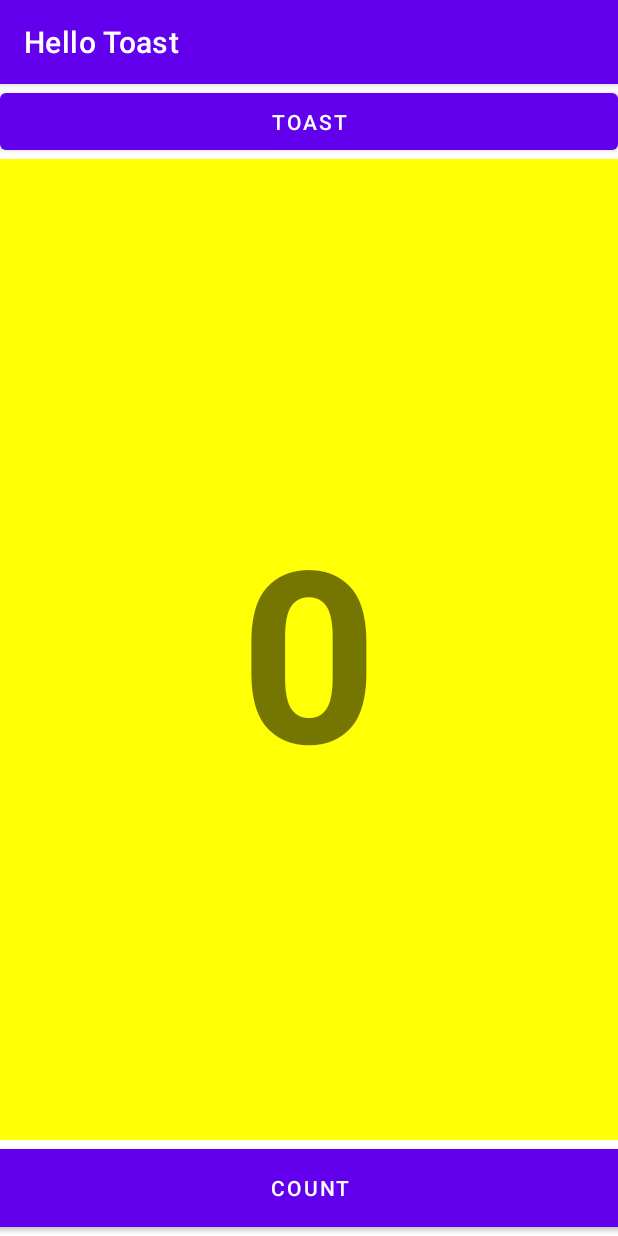
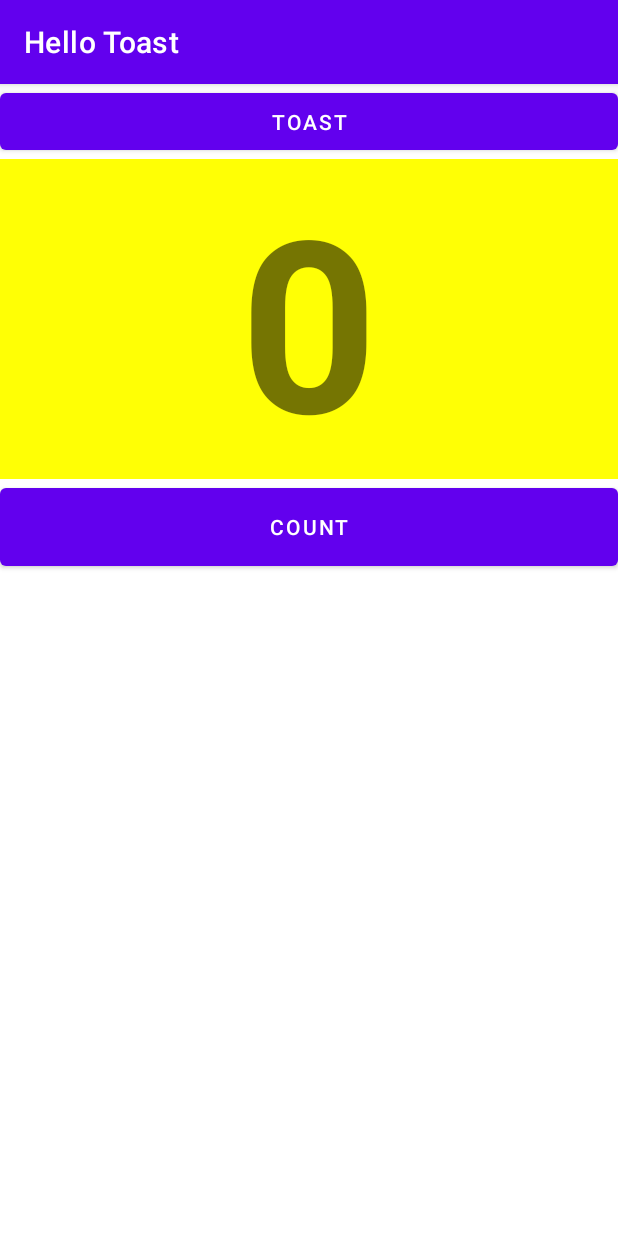
Before and after one commit to tj3407/AndroidStudioProjects, an Android app: the screen it shows after launch (MainActivity), on a phone screen of 412 x 824 dp. Run offline under Robolectric (Android 15) with nearby library versions, the phone set to English and light mode, and no system bars.

Commit message:
Use LinearLayout and RelativeLayout

```diff
--- /dev/null
+++ b/HelloToast/app/src/main/res/layout-land/activity_main.xml
@@ -0,0 +1,46 @@
+<?xml version="1.0" encoding="utf-8"?>
+<androidx.constraintlayout.widget.ConstraintLayout xmlns:android="http://schemas.android.com/apk/res/android"
+    xmlns:app="http://schemas.android.com/apk/res-auto"
+    xmlns:tools="http://schemas.android.com/tools"
+    android:layout_width="match_parent"
+    android:layout_height="match_parent"
+    android:background="@android:color/primary_text_dark"
+    tools:context=".MainActivity">
+
+    <Button
+        android:id="@+id/button_toast"
+        android:layout_width="0dp"
+        android:layout_height="50dp"
+        android:text="@string/button_label_toast"
+        app:layout_constraintEnd_toEndOf="parent"
+        app:layout_constraintStart_toStartOf="parent"
+        app:layout_constraintTop_toTopOf="parent"
+        android:onClick="showToast"/>
+
+    <Button
+        android:id="@+id/button_count"
+        android:layout_width="0dp"
+        android:layout_height="64dp"
+        android:layout_marginBottom="4dp"
+        android:onClick="countUp"
+        android:text="@string/button_label_count"
+        app:layout_constraintBottom_toBottomOf="parent"
+        app:layout_constraintEnd_toEndOf="parent"
+        app:layout_constraintHorizontal_bias="0.974"
+        app:layout_constraintStart_toStartOf="parent" />
+
+    <TextView
+        android:id="@+id/show_count"
+        android:layout_width="0dp"
+        android:layout_height="0dp"
+        android:background="#FFFF05"
+        android:gravity="center_horizontal|center_vertical"
+        android:text="@string/count_initial_value"
+        android:textSize="120sp"
+        android:textStyle="bold"
+        app:layout_constraintBottom_toTopOf="@+id/button_count"
+        app:layout_constraintEnd_toEndOf="parent"
+        app:layout_constraintStart_toStartOf="parent"
+        app:layout_constraintTop_toBottomOf="@+id/button_toast" />
+
+</androidx.constraintlayout.widget.ConstraintLayout>
--- /dev/null
+++ b/HelloToast/app/src/main/res/layout-sw600dp/activity_main.xml
@@ -0,0 +1,49 @@
+<?xml version="1.0" encoding="utf-8"?>
+<androidx.constraintlayout.widget.ConstraintLayout xmlns:android="http://schemas.android.com/apk/res/android"
+    xmlns:app="http://schemas.android.com/apk/res-auto"
+    xmlns:tools="http://schemas.android.com/tools"
+    android:layout_width="match_parent"
+    android:layout_height="match_parent"
+    android:background="@android:color/primary_text_dark"
+    tools:context=".MainActivity">
+
+    <Button
+        android:id="@+id/button_toast"
+        android:layout_width="478dp"
+        android:layout_height="wrap_content"
+        android:layout_marginStart="176dp"
+        android:layout_marginLeft="176dp"
+        android:onClick="showToast"
+        android:text="@string/button_label_toast"
+        android:textSize="60sp"
+        app:layout_constraintStart_toStartOf="parent"
+        tools:layout_editor_absoluteY="6dp" />
+
+    <Button
+        android:id="@+id/button_count"
+        android:layout_width="479dp"
+        android:layout_height="0dp"
+        android:onClick="countUp"
+        android:text="@string/button_label_count"
+        android:textSize="60sp"
+        app:layout_constraintEnd_toEndOf="parent"
+        app:layout_constraintHorizontal_bias="1.0"
+        app:layout_constraintStart_toEndOf="@+id/button_toast"
+        app:layout_constraintStart_toStartOf="parent"
+        tools:layout_editor_absoluteY="16dp" />
+
+    <TextView
+        android:id="@+id/show_count"
+        android:layout_width="0dp"
+        android:layout_height="0dp"
+        android:background="#FFFF05"
+        android:gravity="center_horizontal|center_vertical"
+        android:text="@string/count_initial_value"
+        android:textSize="120sp"
+        android:textStyle="bold"
+        app:layout_constraintBottom_toBottomOf="parent"
+        app:layout_constraintEnd_toEndOf="parent"
+        app:layout_constraintStart_toStartOf="parent"
+        app:layout_constraintTop_toBottomOf="@+id/button_toast" />
+
+</androidx.constraintlayout.widget.ConstraintLayout>
--- a/HelloToast/app/src/main/res/layout/activity_main.xml
+++ b/HelloToast/app/src/main/res/layout/activity_main.xml
@@ -1,44 +1,40 @@
 <?xml version="1.0" encoding="utf-8"?>
-<androidx.constraintlayout.widget.ConstraintLayout xmlns:android="http://schemas.android.com/apk/res/android"
+<RelativeLayout xmlns:android="http://schemas.android.com/apk/res/android"
     xmlns:app="http://schemas.android.com/apk/res-auto"
     xmlns:tools="http://schemas.android.com/tools"
     android:layout_width="match_parent"
     android:layout_height="match_parent"
     android:background="@android:color/primary_text_dark"
+    android:orientation="vertical"
     tools:context=".MainActivity">
 
     <Button
         android:id="@+id/button_toast"
-        android:layout_width="0dp"
+        android:layout_width="match_parent"
         android:layout_height="50dp"
-        android:text="@string/button_label_toast"
-        app:layout_constraintEnd_toEndOf="parent"
-        app:layout_constraintStart_toStartOf="parent"
-        app:layout_constraintTop_toTopOf="parent"
-        android:onClick="showToast"/>
-
-    <Button
-        android:id="@+id/button_count"
-        android:layout_width="457dp"
-        android:layout_height="64dp"
-        android:text="@string/button_label_count"
-        app:layout_constraintBottom_toBottomOf="parent"
-        app:layout_constraintEnd_toEndOf="parent"
-        app:layout_constraintStart_toStartOf="parent"
-        android:onClick="countUp"/>
+        android:onClick="showToast"
+        android:text="@string/button_label_toast" />
 
     <TextView
         android:id="@+id/show_count"
-        android:layout_width="0dp"
-        android:layout_height="0dp"
+        android:layout_width="match_parent"
+        android:layout_height="wrap_content"
         android:background="#FFFF05"
         android:gravity="center_horizontal|center_vertical"
         android:text="@string/count_initial_value"
         android:textSize="160sp"
-        android:textStyle="bold"
-        app:layout_constraintBottom_toTopOf="@+id/button_count"
-        app:layout_constraintEnd_toEndOf="parent"
-        app:layout_constraintStart_toStartOf="parent"
-        app:layout_constraintTop_toBottomOf="@+id/button_toast" />
+        android:layout_below="@+id/button_toast"
+        android:layout_alignParentLeft="true"
+        android:layout_alignParentStart="true"
+        android:textStyle="bold" />
 
-</androidx.constraintlayout.widget.ConstraintLayout>
+    <Button
+        android:id="@+id/button_count"
+        android:layout_width="match_parent"
+        android:layout_height="64dp"
+        android:onClick="countUp"
+        android:layout_below="@+id/show_count"
+        android:layout_centerHorizontal="true"
+        android:text="@string/button_label_count" />
+
+</RelativeLayout>
```
